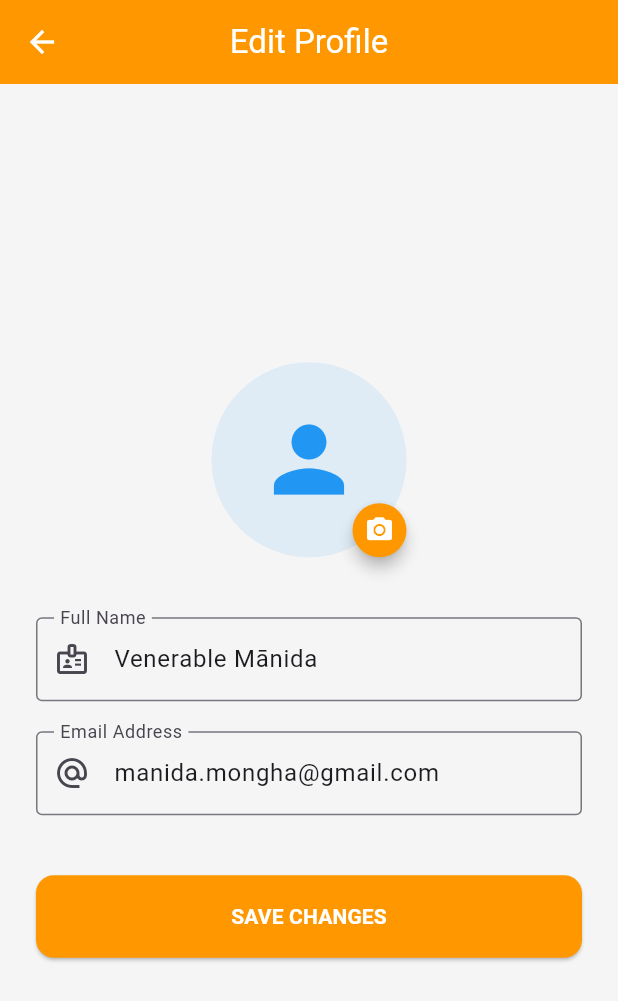
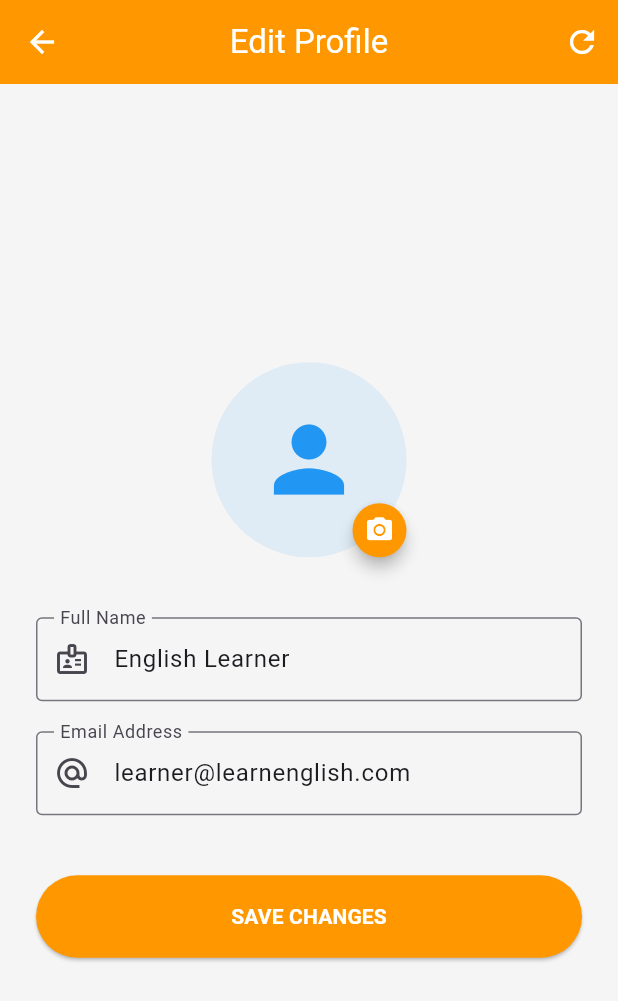
Before and after one commit to alex-manida/learn_english, a Flutter app: the screen it shows after launch, in the side drawer, after a tap on the "edit" icon, on a phone screen of 412 x 824 dp. Shown: the top 1001 px of the screen. Run offline on Flutter 3.47's test engine with Material 3 defaults, Android fonts, the phone set to English and light mode, and no system bars; our stand-ins replace font_awesome_flutter, image_picker, shared_preferences.

Commit message:
Made the project able to save the user data in edit_profile_screen.dart and change the default userName and userEmail.

```diff
--- a/lib/screens/edit_profile_screen.dart
+++ b/lib/screens/edit_profile_screen.dart
@@ -1,15 +1,17 @@
-import 'dart:io';
+import 'dart:io'; // For File
 import 'package:flutter/material.dart';
 import 'package:image_picker/image_picker.dart';
 
 class EditProfileScreen extends StatefulWidget {
   final String currentName;
   final String currentEmail;
+  final String? currentImagePath; // ✅ Pass current image
 
   const EditProfileScreen({
     super.key,
     required this.currentName,
     required this.currentEmail,
+    this.currentImagePath,
   });
 
   @override
@@ -19,27 +21,39 @@ class EditProfileScreen extends StatefulWidget {
 class _EditProfileScreenState extends State<EditProfileScreen> {
   late TextEditingController _nameController;
   late TextEditingController _emailController;
-  File? _selectedImage;
+
+  String defaultName = "English Learner";
+  String defaultEmail = "learner@learnenglish.com";
+
+  File? _selectedImage; // New selected image
 
   @override
   void initState() {
     super.initState();
+
+    // ✅ Initialize text fields with current data
     _nameController = TextEditingController(text: widget.currentName);
     _emailController = TextEditingController(text: widget.currentEmail);
+
+    // ✅ Load existing image if available
+    if (widget.currentImagePath != null) {
+      _selectedImage = File(widget.currentImagePath!);
+    }
   }
 
-  // Picking images works on PC by opening the native File Explorer
+  // ✅ Function to pick image from gallery
   Future<void> _pickImage() async {
-    final ImagePicker picker = ImagePicker();
+    final picker = ImagePicker();
+
     try {
       final XFile? image = await picker.pickImage(
         source: ImageSource.gallery,
-        maxWidth: 1000, // Optional: Resize for performance
+        maxWidth: 1000, // Resize (better performance)
       );
 
       if (image != null) {
         setState(() {
-          _selectedImage = File(image.path);
+          _selectedImage = File(image.path); // Store file locally
         });
       }
     } catch (e) {
@@ -47,28 +61,72 @@ class _EditProfileScreenState extends State<EditProfileScreen> {
     }
   }
 
+  // ✅ Save and return data to previous screen
+  void _saveProfile() {
+    Navigator.pop(context, {
+      'name': _nameController.text.trim().isEmpty
+          ? defaultName
+          : _nameController.text.trim(),
+
+      'email': _emailController.text.trim().isEmpty
+          ? defaultEmail
+          : _emailController.text.trim(),
+
+      'imagePath': _selectedImage?.path, // null = default avatar
+    });
+  }
+
+  void _resetProfile() {
+    setState(() {
+      // ✅ Reset text fields
+      _nameController.text = defaultName;
+      _emailController.text = defaultEmail;
+
+      // ✅ Remove selected image
+      _selectedImage = null;
+    });
+  }
+
   @override
   Widget build(BuildContext context) {
     return Scaffold(
-      appBar: AppBar(title: const Text("Edit Profile"), centerTitle: true),
+      appBar: AppBar(
+        title: const Text("Edit Profile"),
+        centerTitle: true,
+        actions: [
+          IconButton(
+            icon: const Icon(Icons.refresh), // 🔄 reset icon
+            tooltip: "Reset Profile",
+            onPressed: _resetProfile,
+          ),
+        ],
+      ),
       body: Center(
         child: SingleChildScrollView(
-          padding: const EdgeInsets.all(24.0),
+          padding: const EdgeInsets.all(24),
           child: ConstrainedBox(
             constraints: const BoxConstraints(maxWidth: 500),
             child: Column(
               children: [
-                // Profile Photo Stack
+                /// -------------------------------
+                /// PROFILE IMAGE
+                /// -------------------------------
                 Stack(
                   alignment: Alignment.bottomRight,
                   children: [
                     CircleAvatar(
                       radius: 65,
                       backgroundColor: Colors.blue.withOpacity(0.1),
-                      backgroundImage: _selectedImage != null
+
+                      // ✅ Show selected or existing image
+                      backgroundImage:
+                          (_selectedImage != null &&
+                              _selectedImage!.existsSync())
                           ? FileImage(_selectedImage!)
                           : null,
-                      child: _selectedImage == null
+
+                      // ✅ Show icon if no image
+                      child: (_selectedImage == null)
                           ? const Icon(
                               Icons.person,
                               size: 70,
@@ -76,16 +134,16 @@ class _EditProfileScreenState extends State<EditProfileScreen> {
                             )
                           : null,
                     ),
-                    // Edit button for photo
+
+                    /// Camera button
                     Material(
+                      shape: const CircleBorder(),
+                      color: Theme.of(context).primaryColor,
                       elevation: 4,
-                      shape: const CircleBorder(),
-                      clipBehavior: Clip.antiAlias,
-                      color: Theme.of(context).primaryColor,
                       child: InkWell(
                         onTap: _pickImage,
                         child: const Padding(
-                          padding: EdgeInsets.all(8.0),
+                          padding: EdgeInsets.all(8),
                           child: Icon(
                             Icons.camera_alt,
                             size: 20,
@@ -96,9 +154,12 @@ class _EditProfileScreenState extends State<EditProfileScreen> {
                     ),
                   ],
                 ),
+
                 const SizedBox(height: 40),
 
-                // Form Fields
+                /// -------------------------------
+                /// NAME FIELD
+                /// -------------------------------
                 TextField(
                   controller: _nameController,
                   decoration: const InputDecoration(
@@ -107,7 +168,12 @@ class _EditProfileScreenState extends State<EditProfileScreen> {
                     border: OutlineInputBorder(),
                   ),
                 ),
+
                 const SizedBox(height: 20),
+
+                /// -------------------------------
+                /// EMAIL FIELD
+                /// -------------------------------
                 TextField(
                   controller: _emailController,
                   decoration: const InputDecoration(
@@ -116,27 +182,21 @@ class _EditProfileScreenState extends State<EditProfileScreen> {
                     border: OutlineInputBorder(),
                   ),
                 ),
+
                 const SizedBox(height: 40),
 
-                // Action Buttons
+                /// -------------------------------
+                /// SAVE BUTTON
+                /// -------------------------------
                 SizedBox(
                   width: double.infinity,
                   height: 55,
                   child: ElevatedButton(
+                    onPressed: _saveProfile,
                     style: ElevatedButton.styleFrom(
                       backgroundColor: Colors.orange,
                       foregroundColor: Colors.white,
-                      shape: RoundedRectangleBorder(
-                        borderRadius: BorderRadius.circular(12),
-                      ),
                     ),
-                    onPressed: () {
-                      Navigator.pop(context, {
-                        'name': _nameController.text,
-                        'email': _emailController.text,
-                        'imagePath': _selectedImage?.path,
-                      });
-                    },
                     child: const Text(
                       "SAVE CHANGES",
                       style: TextStyle(fontWeight: FontWeight.bold),
--- a/lib/screens/home_screen.dart
+++ b/lib/screens/home_screen.dart
@@ -53,8 +53,8 @@ class HomeScreen extends StatefulWidget {
 
 class _HomeScreenState extends State<HomeScreen> {
   // State variables for user data
-  String userName = "Venerable Mānida";
-  String userEmail = "manida.mongha@gmail.com";
+  String userName = "English Learner";
+  String userEmail = "learner@learnenglish.com";
   String? userImagePath; // Stores the local path to the custom photo
   bool saved = false;
 
@@ -63,25 +63,37 @@ class _HomeScreenState extends State<HomeScreen> {
     final result = await Navigator.push(
       context,
       MaterialPageRoute(
-        builder: (context) =>
-            EditProfileScreen(currentName: userName, currentEmail: userEmail),
+        builder: (context) => EditProfileScreen(
+          currentName: userName,
+          currentEmail: userEmail,
+          currentImagePath: userImagePath, // ✅ ADD THIS
+        ),
       ),
     );
-
     Future<void> saveUserData() async {
-      if (saved) return;
-
       final prefs = await SharedPreferences.getInstance();
 
-      String name = userName;
-      String email = userEmail;
-      String? image = userImagePath;
+      // ✅ Save using FIXED keys
+      await prefs.setString('userName', userName);
+      await prefs.setString('userEmail', userEmail);
 
-      String key = "$name $email $image";
+      if (userImagePath != null) {
+        await prefs.setString('userImagePath', userImagePath!);
+      }
+    }
 
-      await prefs.setString(key, name);
+    if (result != null && result is Map<String, dynamic>) {
+      setState(() {
+        userName = result['name'] ?? userName;
+        userEmail = result['email'] ?? userEmail;
 
-      saved = true;
+        // ✅ Prevent overwriting with null
+        if (result['imagePath'] != null) {
+          userImagePath = result['imagePath'];
+        }
+      });
+
+      await saveUserData(); // ✅ Save after update
     }
 
     // Update the state with name, email, and the new image path
@@ -92,6 +104,22 @@ class _HomeScreenState extends State<HomeScreen> {
         userImagePath = result['imagePath']; // Path returned from picker
       });
     }
+  }
+
+  @override
+  void initState() {
+    super.initState();
+    loadUserData();
+  }
+
+  Future<void> loadUserData() async {
+    final prefs = await SharedPreferences.getInstance();
+
+    setState(() {
+      userName = prefs.getString('userName') ?? userName;
+      userEmail = prefs.getString('userEmail') ?? userEmail;
+      userImagePath = prefs.getString('userImagePath');
+    });
   }
 
   @override
@@ -113,15 +141,6 @@ class _HomeScreenState extends State<HomeScreen> {
             padding: const EdgeInsets.fromLTRB(16, 20, 16, 8),
             child: Row(
               children: [
-                // Small welcome avatar
-                if (userImagePath != null)
-                  CircleAvatar(
-                    radius: 15,
-                    backgroundImage: FileImage(File(userImagePath!)),
-                  )
-                else
-                  const Icon(Icons.account_circle, color: Colors.grey),
-                const SizedBox(width: 8),
                 Text(
                   "Welcome back, $userName!",
                   style: TextStyle(
```
